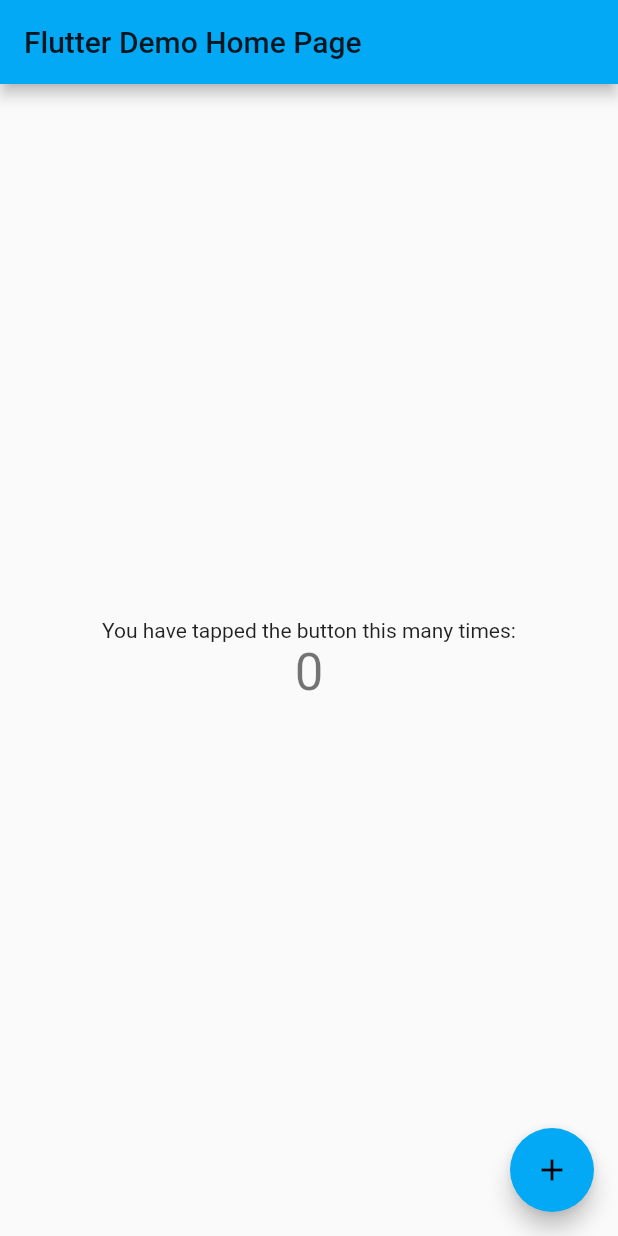
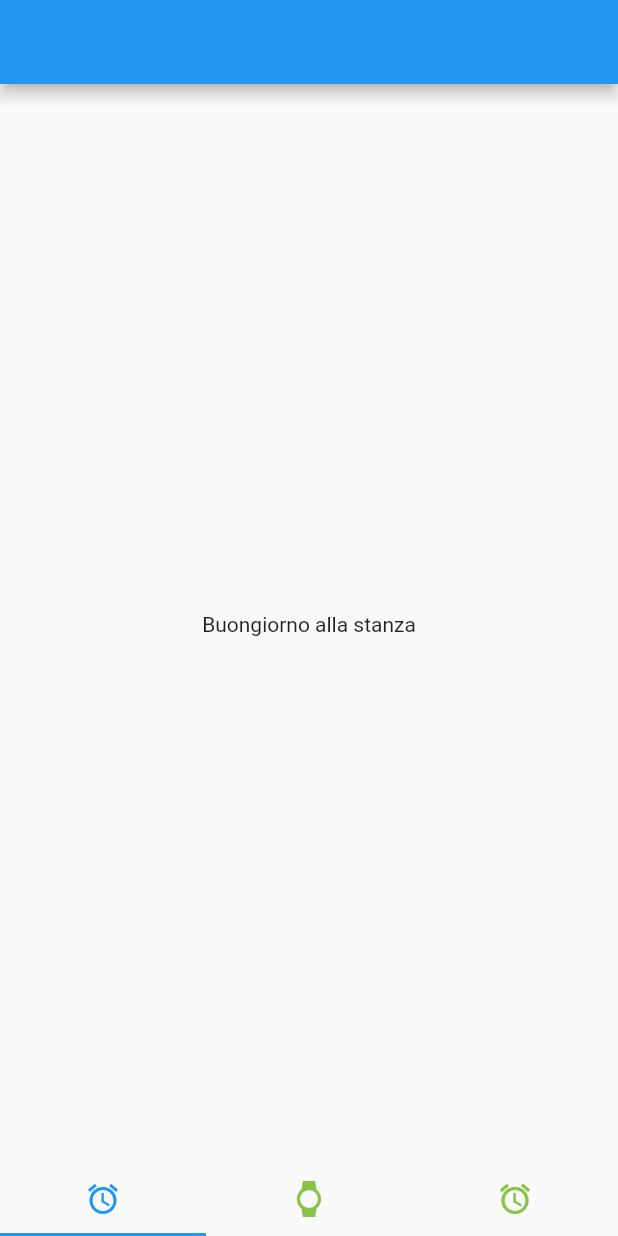
Before and after one commit to ArisCuber19/Chronometer, a Flutter app: the screen it shows after launch, on a phone screen of 412 x 824 dp. Run offline on Flutter 3.47's test engine with Material 2 defaults, Android fonts, the phone set to English and light mode, and no system bars.

Commit message:
inital commit for branch tabs: adding tabs

```diff
--- a/lib/main.dart
+++ b/lib/main.dart
@@ -9,97 +9,86 @@ class MyApp extends StatelessWidget {
   @override
   Widget build(BuildContext context) {
     return MaterialApp(
-      title: 'Flutter Demo',
-      theme: ThemeData(
-        primarySwatch: Colors.lightBlue,
+        title: 'Flutter Demo',
+        theme: ThemeData(
+          primarySwatch: Colors.lightBlue,
+        ),
+        darkTheme: ThemeData.dark(),
+        home: Main());
+  }
+}
+
+class Main extends StatelessWidget {
+  @override
+  Widget build(BuildContext context) {
+    return MaterialApp(
+      home: DefaultTabController(
+        length: 3,
+        child: Scaffold(
+          appBar: AppBar(),
+          body: TabBarView(
+            children: [
+              Alarm(),
+              Chronometer(),
+              Clock(),
+            ],
+          ),
+          bottomNavigationBar: TabBar(
+            tabs: [
+              Tab(icon: Icon(Icons.alarm)),
+              Tab(icon: Icon(Icons.watch)),
+              Tab(icon: Icon(Icons.access_alarms)),
+            ],
+            labelColor: Colors.blue,
+            unselectedLabelColor: Colors.lightGreen,
+          ),
+        ),
       ),
-      darkTheme: ThemeData.dark(),
-      home: MyHomePage(title: 'Flutter Demo Home Page'),
     );
   }
 }
 
-class MyHomePage extends StatefulWidget {
-  MyHomePage({Key key, this.title}) : super(key: key);
-
-  // This widget is the home page of your application. It is stateful, meaning
-  // that it has a State object (defined below) that contains fields that affect
-  // how it looks.
-
-  // This class is the configuration for the state. It holds the values (in this
-  // case the title) provided by the parent (in this case the App widget) and
-  // used by the build method of the State. Fields in a Widget subclass are
-  // always marked "final".
-
-  final String title;
-
+class Alarm extends StatefulWidget {
   @override
-  _MyHomePageState createState() => _MyHomePageState();
+  _AlarmState createState() => _AlarmState();
 }
 
-class _MyHomePageState extends State<MyHomePage> {
-  int _counter = 0;
-
-  void _incrementCounter() {
-    setState(() {
-      // This call to setState tells the Flutter framework that something has
-      // changed in this State, which causes it to rerun the build method below
-      // so that the display can reflect the updated values. If we changed
-      // _counter without calling setState(), then the build method would not be
-      // called again, and so nothing would appear to happen.
-      _counter++;
-    });
-  }
-
+class _AlarmState extends State<Alarm> {
   @override
   Widget build(BuildContext context) {
-    // This method is rerun every time setState is called, for instance as done
-    // by the _incrementCounter method above.
-    //
-    // The Flutter framework has been optimized to make rerunning build methods
-    // fast, so that you can just rebuild anything that needs updating rather
-    // than having to individually change instances of widgets.
-    return Scaffold(
-      appBar: AppBar(
-        // Here we take the value from the MyHomePage object that was created by
-        // the App.build method, and use it to set our appbar title.
-        title: Text(widget.title),
-      ),
-      body: Center(
-        // Center is a layout widget. It takes a single child and positions it
-        // in the middle of the parent.
-        child: Column(
-          // Column is also a layout widget. It takes a list of children and
-          // arranges them vertically. By default, it sizes itself to fit its
-          // children horizontally, and tries to be as tall as its parent.
-          //
-          // Invoke "debug painting" (press "p" in the console, choose the
-          // "Toggle Debug Paint" action from the Flutter Inspector in Android
-          // Studio, or the "Toggle Debug Paint" command in Visual Studio Code)
-          // to see the wireframe for each widget.
-          //
-          // Column has various properties to control how it sizes itself and
-          // how it positions its children. Here we use mainAxisAlignment to
-          // center the children vertically; the main axis here is the vertical
-          // axis because Columns are vertical (the cross axis would be
-          // horizontal).
-          mainAxisAlignment: MainAxisAlignment.center,
-          children: <Widget>[
-            Text(
-              'You have tapped the button this many times:',
-            ),
-            Text(
-              '$_counter',
-              style: Theme.of(context).textTheme.headline4,
-            ),
-          ],
-        ),
-      ),
-      floatingActionButton: FloatingActionButton(
-        onPressed: _incrementCounter,
-        tooltip: 'Increment',
-        child: Icon(Icons.add),
-      ), // This trailing comma makes auto-formatting nicer for build methods.
+    // TODO: implement build
+    return Center(
+      child: Text("Buongiorno alla stanza"),
     );
   }
 }
+
+class Chronometer extends StatefulWidget {
+  @override
+  _ChronometerState createState() => _ChronometerState();
+}
+
+class _ChronometerState extends State<Chronometer> {
+  @override
+  Widget build(BuildContext context) {
+    // TODO: implement build
+    return Center(
+      child: Text("Buongiorno al cronometro"),
+    );
+  }
+}
+
+class Clock extends StatefulWidget {
+  @override
+  _ClockState createState() => _ClockState();
+}
+
+class _ClockState extends State<Clock> {
+  @override
+  Widget build(BuildContext context) {
+    // TODO: implement build
+    return Center(
+      child: Text("Buongiorno al clock"),
+    );
+  }
+}
```
